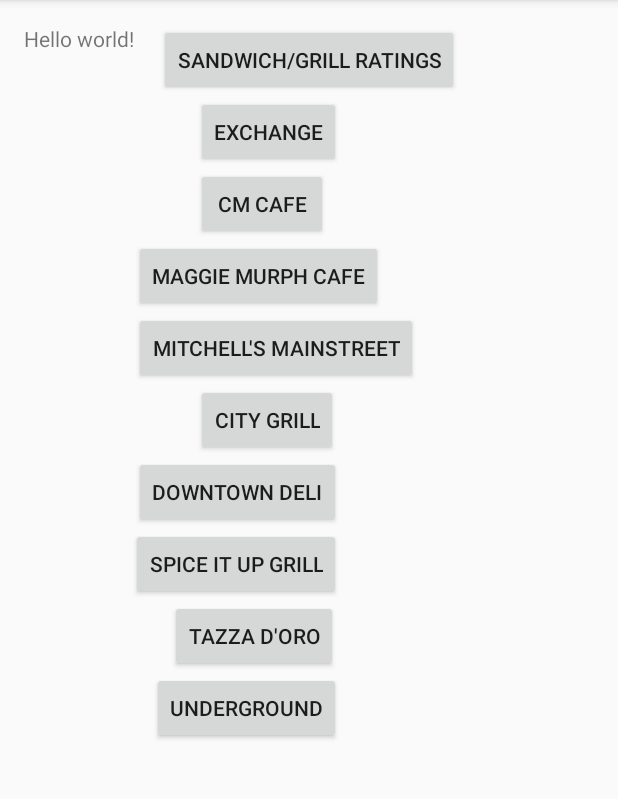
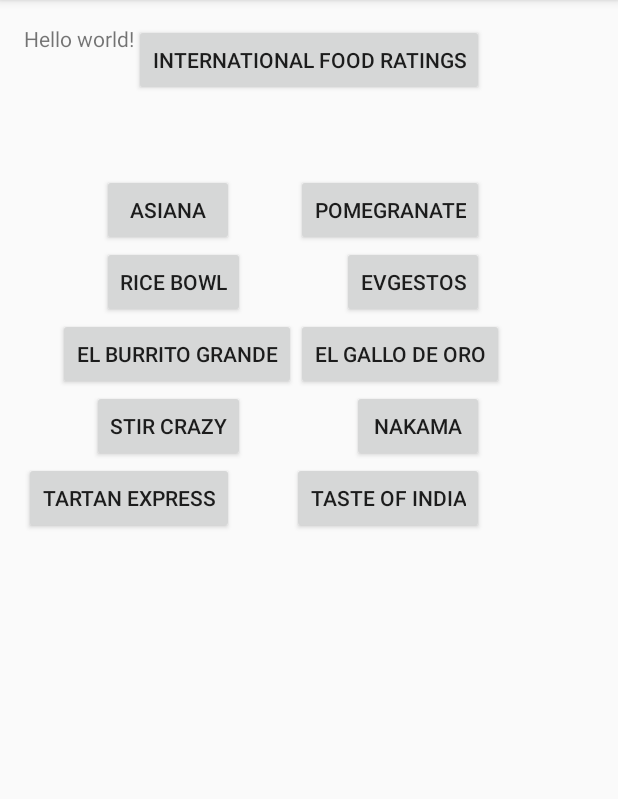
Before and after one commit to dagronlund/tartan-hacks-2016, an Android app: the screen it shows after launch (MainActivity), on a phone screen of 412 x 824 dp, the part 84-883 px from its top. Run offline under Robolectric (Android 15) with nearby library versions, the phone set to English and light mode, and no system bars.

Commit message:
international food ratings
international food ratings

```diff
--- a/TartanHacksApp/app/src/main/res/layout/activity_main.xml
+++ b/TartanHacksApp/app/src/main/res/layout/activity_main.xml
@@ -12,7 +12,7 @@
     <Button
         android:layout_width="wrap_content"
         android:layout_height="wrap_content"
-        android:text="sandwich/grill ratings"
+        android:text="international food ratings"
         android:id="@+id/button"
         android:layout_alignTop="@+id/textView"
         android:layout_centerHorizontal="true" />
@@ -20,16 +20,17 @@
     <Button
         android:layout_width="wrap_content"
         android:layout_height="wrap_content"
-        android:text="EXCHANGE"
+        android:text="asiana"
         android:id="@+id/button3"
         android:layout_below="@+id/button"
-        android:layout_alignRight="@+id/button7"
-        android:layout_alignEnd="@+id/button7" />
+        android:layout_alignRight="@+id/button9"
+        android:layout_alignEnd="@+id/button9"
+        android:layout_marginTop="52dp" />
 
     <Button
         android:layout_width="wrap_content"
         android:layout_height="wrap_content"
-        android:text="CM Cafe"
+        android:text="rice bowl"
         android:id="@+id/button2"
         android:layout_below="@+id/button3"
         android:layout_alignLeft="@+id/button3"
@@ -38,64 +39,73 @@
     <Button
         android:layout_width="wrap_content"
         android:layout_height="wrap_content"
-        android:text="Maggie Murph Cafe"
+        android:text="el gallo de oro"
         android:id="@+id/button4"
-        android:layout_below="@+id/button2"
-        android:layout_toRightOf="@+id/textView"
-        android:layout_toEndOf="@+id/textView" />
+        android:layout_below="@+id/button11"
+        android:layout_alignLeft="@+id/button10"
+        android:layout_alignStart="@+id/button10" />
 
     <Button
         android:layout_width="wrap_content"
         android:layout_height="wrap_content"
-        android:text="MITCHELL&apos;S MAINSTREET"
+        android:text="el burrito grande"
         android:id="@+id/button5"
-        android:layout_below="@+id/button4"
-        android:layout_alignLeft="@+id/button4"
-        android:layout_alignStart="@+id/button4" />
+        android:layout_alignTop="@+id/button4"
+        android:layout_toLeftOf="@+id/button4"
+        android:layout_toStartOf="@+id/button4" />
 
     <Button
         android:layout_width="wrap_content"
         android:layout_height="wrap_content"
-        android:text="city grill"
+        android:text="nakama"
         android:id="@+id/button6"
-        android:layout_below="@+id/button5"
-        android:layout_alignLeft="@+id/button2"
-        android:layout_alignStart="@+id/button2" />
+        android:layout_below="@+id/button4"
+        android:layout_alignRight="@+id/button10"
+        android:layout_alignEnd="@+id/button10" />
 
     <Button
         android:layout_width="wrap_content"
         android:layout_height="wrap_content"
-        android:text="downtown deli"
+        android:text="stir crazy"
         android:id="@+id/button7"
-        android:layout_below="@+id/button6"
-        android:layout_alignLeft="@+id/button5"
-        android:layout_alignStart="@+id/button5" />
+        android:layout_alignTop="@+id/button6"
+        android:layout_alignRight="@+id/button2"
+        android:layout_alignEnd="@+id/button2" />
 
     <Button
         android:layout_width="wrap_content"
         android:layout_height="wrap_content"
-        android:text="spice it up grill"
+        android:text="taste of india"
         android:id="@+id/button8"
         android:layout_below="@+id/button7"
-        android:layout_alignRight="@+id/button7"
-        android:layout_alignEnd="@+id/button7" />
-
-    <Button
-        android:layout_width="wrap_content"
-        android:layout_height="wrap_content"
-        android:text="tazza d&apos;oro"
-        android:id="@+id/button9"
-        android:layout_below="@+id/button8"
         android:layout_alignRight="@+id/button6"
         android:layout_alignEnd="@+id/button6" />
 
     <Button
         android:layout_width="wrap_content"
         android:layout_height="wrap_content"
-        android:text="Underground"
+        android:text="tartan express"
+        android:id="@+id/button9"
+        android:layout_alignTop="@+id/button8"
+        android:layout_alignParentLeft="true"
+        android:layout_alignParentStart="true" />
+
+    <Button
+        android:layout_width="wrap_content"
+        android:layout_height="wrap_content"
+        android:text="pomegranate"
         android:id="@+id/button10"
-        android:layout_below="@+id/button9"
-        android:layout_alignRight="@+id/button8"
-        android:layout_alignEnd="@+id/button8" />
+        android:layout_above="@+id/button2"
+        android:layout_alignRight="@+id/button"
+        android:layout_alignEnd="@+id/button" />
+
+    <Button
+        android:layout_width="wrap_content"
+        android:layout_height="wrap_content"
+        android:text="evgestos"
+        android:id="@+id/button11"
+        android:layout_below="@+id/button10"
+        android:layout_alignRight="@+id/button10"
+        android:layout_alignEnd="@+id/button10" />
 
 </RelativeLayout>
```
